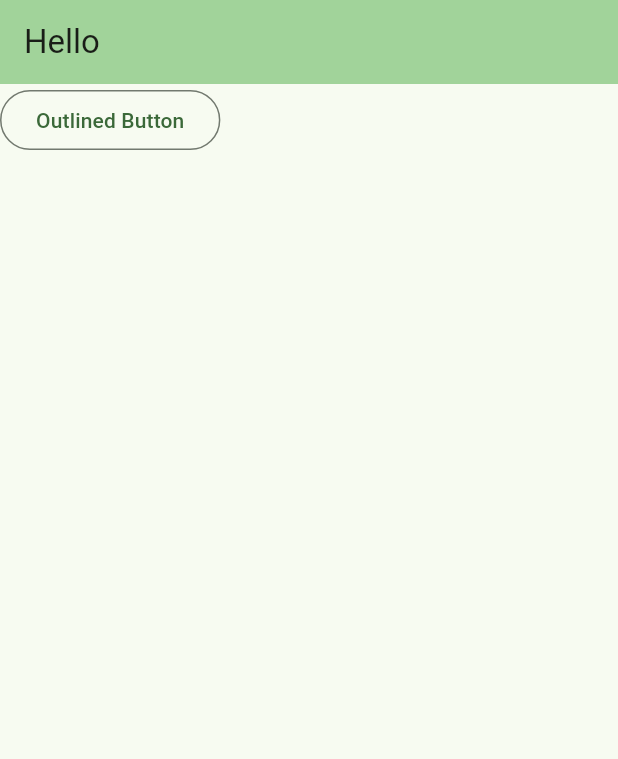
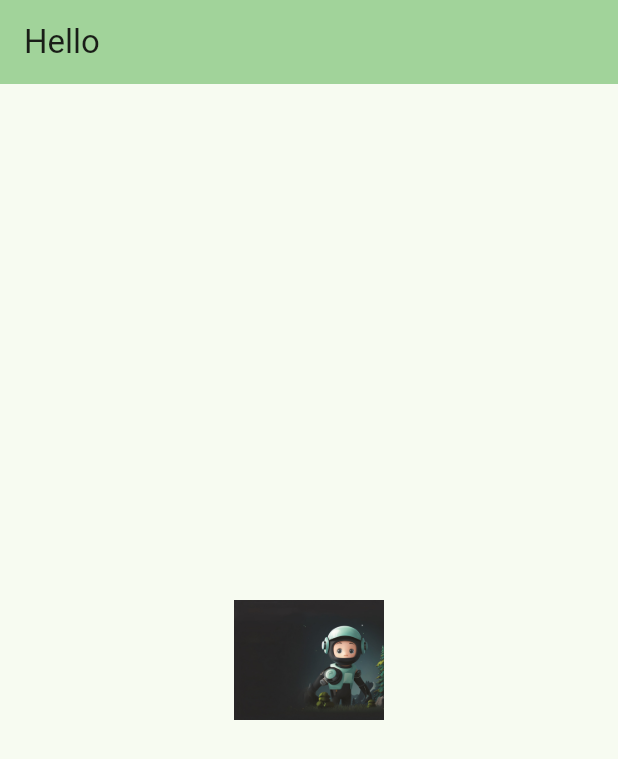
Before and after one commit to UdhavNegi/Flutter-Tutorials, a Flutter app: the screen it shows after launch, on a phone screen of 412 x 824 dp. Shown: the top 759 px of the screen. Run offline on Flutter 3.47's test engine with Material 3 defaults, Android fonts, the phone set to English and light mode, and no system bars.

Commit message:
adding image completed

```diff
--- a/lib/main.dart
+++ b/lib/main.dart
@@ -48,12 +48,8 @@ class _MyHomePageState extends State<MyHomePage> {
           backgroundColor: Theme.of(context).colorScheme.inversePrimary,
           title: Text('Hello'),
         ),
-        body: OutlinedButton(
-          child: Text('Outlined Button'),
-          onPressed: (){
-            print('Outlined Clicked');
-          }
-          )
+        body: Center(child: Container(width : 100,
+        height : 100,child: Image.asset('assets/images/logo.jpg')))
     );
   }
 }
--- a/pubspec.yaml
+++ b/pubspec.yaml
@@ -59,9 +59,9 @@ flutter:
   uses-material-design: true
 
   # To add assets to your application, add an assets section, like this:
-  # assets:
-  #   - images/a_dot_burr.jpeg
-  #   - images/a_dot_ham.jpeg
+  assets:
+    - assets/images/
+    # - images/a_dot_ham.jpeg
 
   # An image asset can refer to one or more resolution-specific "variants", see
   # https://flutter.dev/assets-and-images/#resolution-aware
```
Also changed, not shown: assets/images/logo.jpg (added).
